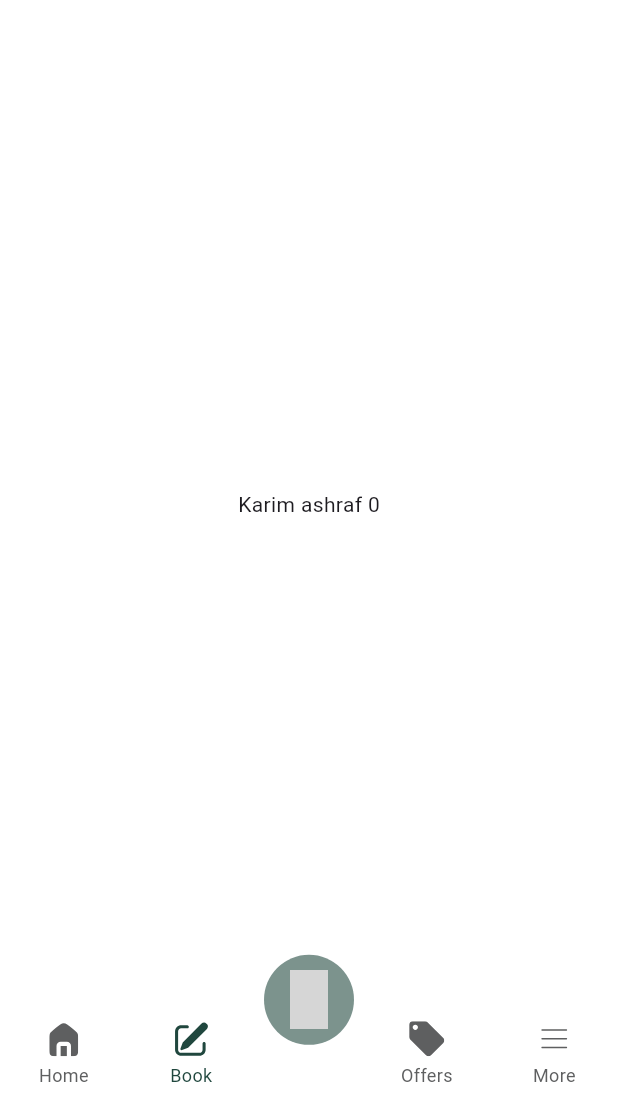
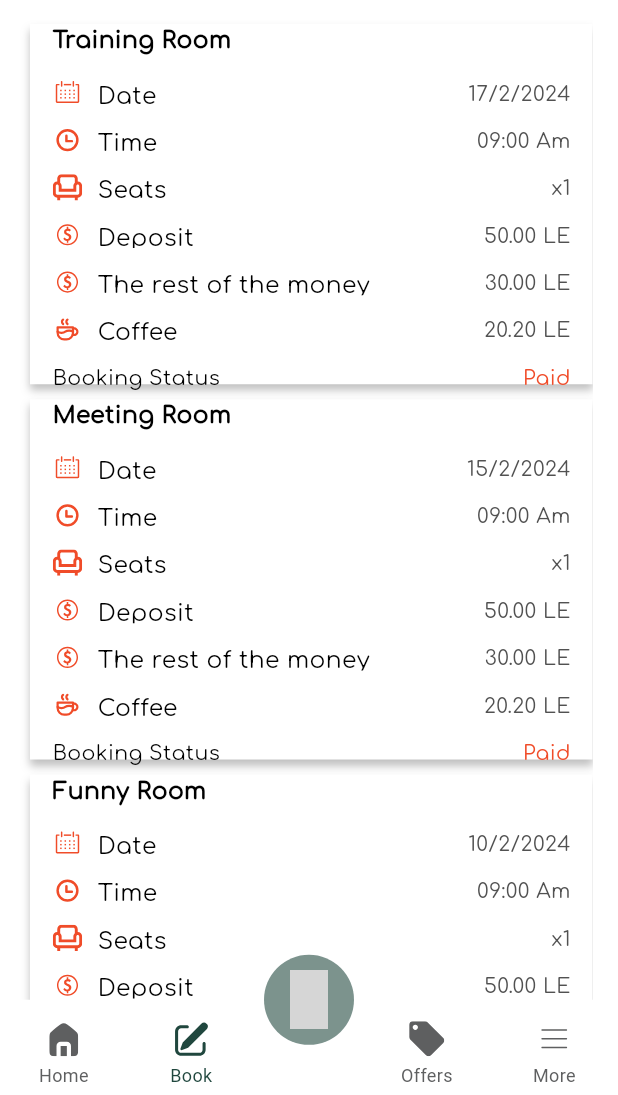
Before and after one commit to KarimAshraf-eng/shagafZag, a Flutter app: the HomeView screen opened by its route, item 2 of the bottom bar chosen, on a phone screen of 412 x 824 dp, the part 141-1236 px from its top. Run offline on Flutter 3.47's test engine with Material 3 defaults, Android fonts, the phone set to English and light mode, and no system bars; drawn by our look-alikes of animated_bottom_navigation_bar; our stand-ins replace carousel_slider, flutter_map, flutter_screenutil, flutter_svg, go_router, icons_plus and 3 more; missing offline and left inert: maps_launcher; grey boxes are pictures that could not be loaded.

Commit message:
Finished my work (booking history_past)

```diff
--- a/lib/Core/Barrel/imports.dart
+++ b/lib/Core/Barrel/imports.dart
@@ -65,3 +65,4 @@ export 'package:shagaf_zag/Features/date_time/Presentation/Views/Widgets/calenda
 export 'package:shagaf_zag/Features/date_time/Presentation/Views/Widgets/time_picker_widget.dart';
 export 'package:shagaf_zag/Features/date_time/Presentation/Views/Widgets/finish_button.dart';
 export 'package:shagaf_zag/Features/date_time/Presentation/Views/Widgets/number_of_seat.dart';
+export 'package:shagaf_zag/Features/Home/Presentation/Views/Widgets/list_tile_widget.dart';
--- a/lib/Core/theme/fonts.dart
+++ b/lib/Core/theme/fonts.dart
@@ -246,4 +246,10 @@ abstract class ShagafFontStyles {
       fontWeight: FontWeight.w500,
       color: Colors.grey,
       fontFamily: 'Comfortaa');
+
+      static final blackSemiBold16 = TextStyle(
+      fontSize: 16.sp,
+      fontWeight: FontWeight.w600,
+      color: Colors.black,
+      fontFamily: 'Comfortaa');
 }
--- a/lib/Core/theme/icons.dart
+++ b/lib/Core/theme/icons.dart
@@ -28,3 +28,6 @@ const calenderArrowRight = "assets/icons/calender_arrow-right.svg";
 const calenderArrowleft = "assets/icons/calender_arrow-left.svg";
 const buttonAdd = "assets/icons/button_add.svg";
 const buttonMinus = "assets/icons/button_minus.svg";
+const date = "assets/icons/date.svg";
+const deposit = "assets/icons/deposit.svg";
+const coffe1 = "assets/icons/coffe1.svg";
--- /dev/null
+++ b/lib/Features/Home/Presentation/Views/Widgets/funny_room_past_widget.dart
@@ -0,0 +1,89 @@
+import 'package:shagaf_zag/Core/Barrel/imports.dart';
+
+class FunnyRoomPastWidget extends StatelessWidget {
+  const FunnyRoomPastWidget({super.key});
+
+  @override
+  Widget build(BuildContext context) {
+    return Padding(
+      padding: const EdgeInsets.only(left: 20, top: 10),
+      child: Container(
+        decoration: BoxDecoration(
+          color: Colors.white,
+          boxShadow: [
+            BoxShadow(
+              color: Colors.black.withOpacity(.25),
+              spreadRadius: 0,
+              blurRadius: 4,
+              offset: const Offset(0, 4)
+            )
+          ]
+        ),
+        width: 355.w,
+        height: 246.h,
+        child: Padding(
+          padding: const EdgeInsets.only(left: 15),
+          child: Column(
+            crossAxisAlignment: CrossAxisAlignment.start,
+            children: [
+              Text(
+                "Funny Room",
+                style: ShagafFontStyles.blackSemiBold16,
+              ),
+              const SizedBox(
+                height: 15,
+              ),
+              const ListTileWidget(
+                title: 'Date',
+                icon: date,
+                tralling: '10/2/2024',
+              ),
+              const ListTileWidget(
+                title: 'Time',
+                icon: clock,
+                tralling: '09:00 Am',
+              ),
+              const ListTileWidget(
+                title: 'Seats',
+                icon: seat,
+                tralling: 'x1',
+              ),
+              const ListTileWidget(
+                title: 'Deposit',
+                icon: deposit,
+                tralling: '50.00 LE',
+              ),
+              const ListTileWidget(
+                title: 'The rest of the money',
+                icon: deposit,
+                tralling: '30.00 LE',
+              ),
+              const ListTileWidget(
+                title: 'Coffee',
+                icon: coffe1,
+                tralling: '20.20 LE',
+              ),
+              SizedBox(
+                width: 327.w,
+                height: 18.h,
+                child: Row(
+                  mainAxisAlignment: MainAxisAlignment.spaceBetween,
+                  children: [
+                    Text(
+                      "Booking Status",
+                      style: ShagafFontStyles.blackNormal14,
+                    ),
+                    Text(
+                      "Paid",
+                      style: ShagafFontStyles.redMedium14,
+                    )
+                  ],
+                ),
+              )
+            ],
+          ),
+        ),
+      ),
+    );
+  }
+}
--- /dev/null
+++ b/lib/Features/Home/Presentation/Views/Widgets/list_tile_widget.dart
@@ -0,0 +1,44 @@
+import 'package:shagaf_zag/Core/Barrel/imports.dart';
+
+class ListTileWidget extends StatelessWidget {
+  final String title;
+  final String icon;
+  final String tralling;
+  const ListTileWidget({super.key, required this.title, required this.icon, required this.tralling});
+
+  @override
+  Widget build(BuildContext context) {
+    return Padding(
+      padding: const EdgeInsets.only(bottom: 14),
+      child: Container(
+        width: 327.w,
+        height: 18.h,
+        color: Colors.white,
+        child: Row(
+          mainAxisAlignment: MainAxisAlignment.spaceBetween,
+          children: [
+            SizedBox(
+              child: Row(
+                children: [
+                  SvgPicture.asset(
+                    icon,
+                    width: 20,
+                  ),
+                  const SizedBox(width: 10),
+                  Text(
+                    title,
+                    style: ShagafFontStyles.blackNormal16,
+                  ),
+                ],
+              ),
+            ),
+            Text(
+              tralling,
+              style: ShagafFontStyles.matterhornMedium14,
+            )
+          ],
+        ),
+      ),
+    );
+  }
+}
--- /dev/null
+++ b/lib/Features/Home/Presentation/Views/Widgets/meeting_room_past_widget.dart
@@ -0,0 +1,89 @@
+import 'package:shagaf_zag/Core/Barrel/imports.dart';
+
+class MeetingRoomPastWidget extends StatelessWidget {
+  const MeetingRoomPastWidget({super.key});
+
+  @override
+  Widget build(BuildContext context) {
+    return Padding(
+      padding: const EdgeInsets.only(left: 20, top: 10),
+      child: Container(
+        decoration: BoxDecoration(
+          color: Colors.white,
+          boxShadow: [
+            BoxShadow(
+              color: Colors.black.withOpacity(.25),
+              spreadRadius: 0,
+              blurRadius: 4,
+              offset: const Offset(0, 4)
+            )
+          ]
+        ),
+        width: 355.w,
+        height: 246.h,
+        child: Padding(
+          padding: const EdgeInsets.only(left: 15),
+          child: Column(
+            crossAxisAlignment: CrossAxisAlignment.start,
+            children: [
+              Text(
+                "Meeting Room",
+                style: ShagafFontStyles.blackSemiBold16,
+              ),
+              const SizedBox(
+                height: 15,
+              ),
+              const ListTileWidget(
+                title: 'Date',
+                icon: date,
+                tralling: '15/2/2024',
+              ),
+              const ListTileWidget(
+                title: 'Time',
+                icon: clock,
+                tralling: '09:00 Am',
+              ),
+              const ListTileWidget(
+                title: 'Seats',
+                icon: seat,
+                tralling: 'x1',
+              ),
+              const ListTileWidget(
+                title: 'Deposit',
+                icon: deposit,
+                tralling: '50.00 LE',
+              ),
+              const ListTileWidget(
+                title: 'The rest of the money',
+                icon: deposit,
+                tralling: '30.00 LE',
+              ),
+              const ListTileWidget(
+                title: 'Coffee',
+                icon: coffe1,
+                tralling: '20.20 LE',
+              ),
+              SizedBox(
+                width: 327.w,
+                height: 18.h,
+                child: Row(
+                  mainAxisAlignment: MainAxisAlignment.spaceBetween,
+                  children: [
+                    Text(
+                      "Booking Status",
+                      style: ShagafFontStyles.blackNormal14,
+                    ),
+                    Text(
+                      "Paid",
+                      style: ShagafFontStyles.redMedium14,
+                    )
+                  ],
+                ),
+              )
+            ],
+          ),
+        ),
+      ),
+    );
+  }
+}
--- /dev/null
+++ b/lib/Features/Home/Presentation/Views/Widgets/past_widget.dart
@@ -0,0 +1,22 @@
+import 'package:shagaf_zag/Core/Barrel/imports.dart';
+import 'package:shagaf_zag/Features/Home/Presentation/Views/Widgets/funny_room_past_widget.dart';
+import 'package:shagaf_zag/Features/Home/Presentation/Views/Widgets/meeting_room_past_widget.dart';
+import 'package:shagaf_zag/Features/Home/Presentation/Views/Widgets/training_room_past_widget.dart';
+
+class PastWidget extends StatelessWidget {
+  const PastWidget({super.key});
+
+  @override
+  Widget build(BuildContext context) {
+    return const SingleChildScrollView(
+      child: Column(
+        children: [
+          TrainingRoomPastWidget(),
+          MeetingRoomPastWidget(),
+          FunnyRoomPastWidget(),
+          SizedBox(height: 20,)
+        ],
+      ),
+    );
+  }
+}
--- /dev/null
+++ b/lib/Features/Home/Presentation/Views/Widgets/training_room_past_widget.dart
@@ -0,0 +1,89 @@
+import 'package:shagaf_zag/Core/Barrel/imports.dart';
+
+class TrainingRoomPastWidget extends StatelessWidget {
+  const TrainingRoomPastWidget({super.key});
+
+  @override
+  Widget build(BuildContext context) {
+    return Padding(
+      padding: const EdgeInsets.only(left: 20, top: 10),
+      child: Container(
+        decoration: BoxDecoration(
+          color: Colors.white,
+          boxShadow: [
+            BoxShadow(
+              color: Colors.black.withOpacity(.25),
+              spreadRadius: 0,
+              blurRadius: 4,
+              offset: const Offset(0, 4)
+            )
+          ]
+        ),
+        width: 355.w,
+        height: 246.h,
+        child: Padding(
+          padding: const EdgeInsets.only(left: 15),
+          child: Column(
+            crossAxisAlignment: CrossAxisAlignment.start,
+            children: [
+              Text(
+                "Training Room",
+                style: ShagafFontStyles.blackSemiBold16,
+              ),
+              const SizedBox(
+                height: 15,
+              ),
+              const ListTileWidget(
+                title: 'Date',
+                icon: date,
+                tralling: '17/2/2024',
+              ),
+              const ListTileWidget(
+                title: 'Time',
+                icon: clock,
+                tralling: '09:00 Am',
+              ),
+              const ListTileWidget(
+                title: 'Seats',
+                icon: seat,
+                tralling: 'x1',
+              ),
+              const ListTileWidget(
+                title: 'Deposit',
+                icon: deposit,
+                tralling: '50.00 LE',
+              ),
+              const ListTileWidget(
+                title: 'The rest of the money',
+                icon: deposit,
+                tralling: '30.00 LE',
+              ),
+              const ListTileWidget(
+                title: 'Coffee',
+                icon: coffe1,
+                tralling: '20.20 LE',
+              ),
+              SizedBox(
+                width: 327.w,
+                height: 18.h,
+                child: Row(
+                  mainAxisAlignment: MainAxisAlignment.spaceBetween,
+                  children: [
+                    Text(
+                      "Booking Status",
+                      style: ShagafFontStyles.blackNormal14,
+                    ),
+                    Text(
+                      "Paid",
+                      style: ShagafFontStyles.redMedium14,
+                    )
+                  ],
+                ),
+              )
+            ],
+          ),
+        ),
+      ),
+    );
+  }
+}
--- a/lib/Features/Home/Presentation/Views/book_view.dart
+++ b/lib/Features/Home/Presentation/Views/book_view.dart
@@ -1,6 +1,6 @@
-import 'package:flutter/material.dart';
 import 'package:shagaf_zag/Core/Barrel/imports.dart';
 import 'package:shagaf_zag/Features/Home/Presentation/Views/Widgets/book_tap_bar.dart';
+import 'package:shagaf_zag/Features/Home/Presentation/Views/Widgets/past_widget.dart';
 
 class BookView extends StatefulWidget {
   const BookView({super.key});
@@ -65,11 +65,10 @@ class _BookViewState extends State<BookView> {
         ),
       ),
       body: selectedIndex == 0
-            ? const Center(
-                child: Text("Karim ashraf 0"),
-              )
+          ? const PastWidget()
           : const Center(
               child: Text("Karim ashraf 1"),
-              ));
+            ),
+    );
   }
 }
--- a/lib/Features/Home/data/data.dart
+++ b/lib/Features/Home/data/data.dart
@@ -17,7 +17,7 @@ final List<String> labels = [
 
 final List<Widget> pages = [
   const Home(),
-   BookView(),
+  const BookView(),
   const Center(child: Text('Offers')),
   const Center(child: Text('More')),
 ];
```
Also changed, not shown: assets/icons/coffe1.svg (added), assets/icons/date.svg (added), assets/icons/deposit.svg (added). Lines whose indentation alone changed are shown as unchanged.
